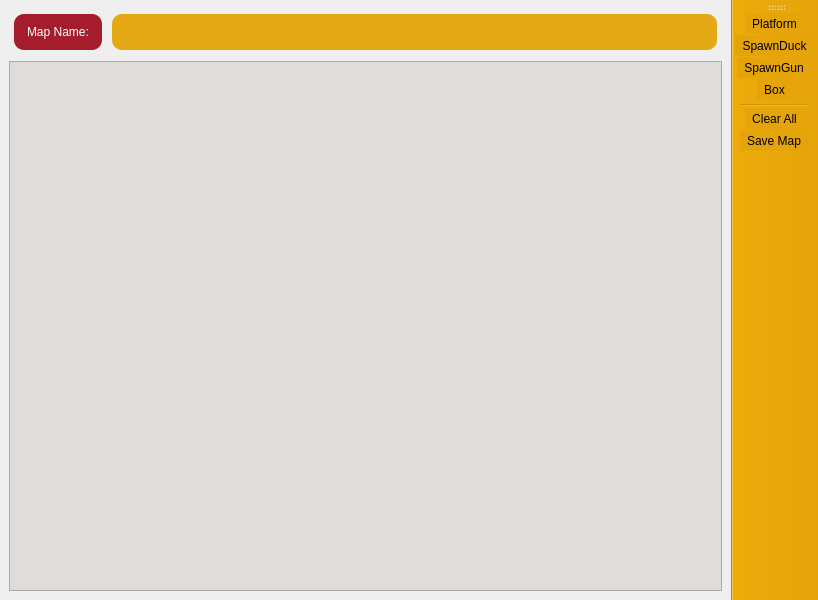
First picture: the form in editor/mainwindow.ui, repository valentinbersi/DuckGame-Recreation, before the edit.
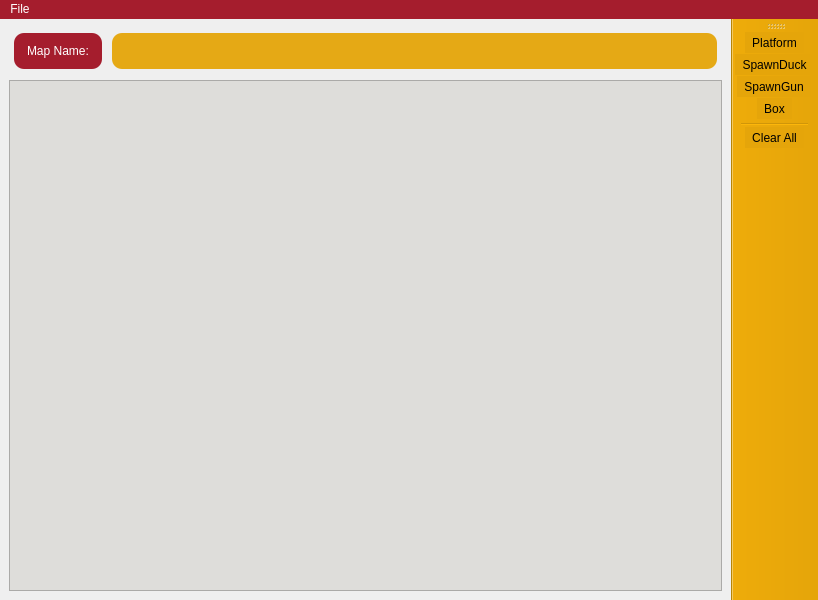
Second picture: the form after the edit.

Commit message: added: menu bar y funcionalidad para guardar, crear y editar mapas. se incluyeron atajos de teclado para las acciones

What changed in the file:
```diff
--- a/editor/mainwindow.ui
+++ b/editor/mainwindow.ui
@@ -58,14 +58,23 @@
        <string notr="true">background-color: rgb(222, 221, 218);</string>
       </property>
       <property name="verticalScrollBarPolicy">
-       <enum>Qt::ScrollBarAsNeeded</enum>
+       <enum>Qt::ScrollBarAlwaysOff</enum>
       </property>
       <property name="horizontalScrollBarPolicy">
-       <enum>Qt::ScrollBarAsNeeded</enum>
+       <enum>Qt::ScrollBarAlwaysOff</enum>
       </property>
       <property name="sizeAdjustPolicy">
        <enum>QAbstractScrollArea::AdjustToContents</enum>
       </property>
+      <property name="alignment">
+       <set>Qt::AlignLeading|Qt::AlignLeft|Qt::AlignTop</set>
+      </property>
+      <property name="dragMode">
+       <enum>QGraphicsView::ScrollHandDrag</enum>
+      </property>
+      <property name="transformationAnchor">
+       <enum>QGraphicsView::NoAnchor</enum>
+      </property>
       <property name="viewportUpdateMode">
        <enum>QGraphicsView::BoundingRectViewportUpdate</enum>
       </property>
@@ -98,7 +107,30 @@
    <addaction name="Box"/>
    <addaction name="separator"/>
    <addaction name="ClearAll"/>
-   <addaction name="SaveMap"/>
+  </widget>
+  <widget class="QMenuBar" name="menuBar">
+   <property name="geometry">
+    <rect>
+     <x>0</x>
+     <y>0</y>
+     <width>818</width>
+     <height>23</height>
+    </rect>
+   </property>
+   <property name="styleSheet">
+    <string notr="true">background-color: rgb(165, 29, 45);
+color: white;
+</string>
+   </property>
+   <widget class="QMenu" name="menuFile">
+    <property name="title">
+     <string>File</string>
+    </property>
+    <addaction name="actionNewMap"/>
+    <addaction name="actionSaveMap"/>
+    <addaction name="actionEditMap"/>
+   </widget>
+   <addaction name="menuFile"/>
   </widget>
   <action name="Platform">
    <property name="checkable">
@@ -134,13 +166,8 @@
    <property name="toolTip">
     <string>Box</string>
    </property>
-  </action>
-  <action name="SaveMap">
-   <property name="text">
-    <string>Save Map</string>
-   </property>
-   <property name="toolTip">
-    <string>Save Map</string>
+   <property name="shortcut">
+    <string>4</string>
    </property>
   </action>
   <action name="ClearAll">
```
Left out of the diff: 56 changed lines with no effect on the pictures. The commit also changes 10 other files.
